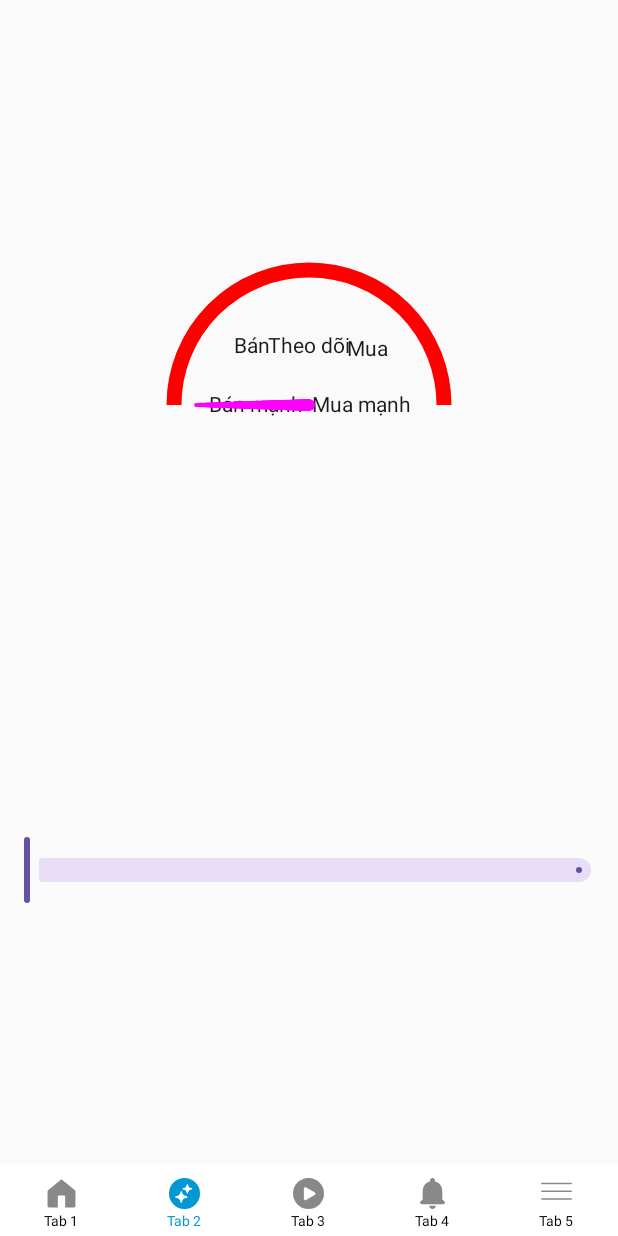
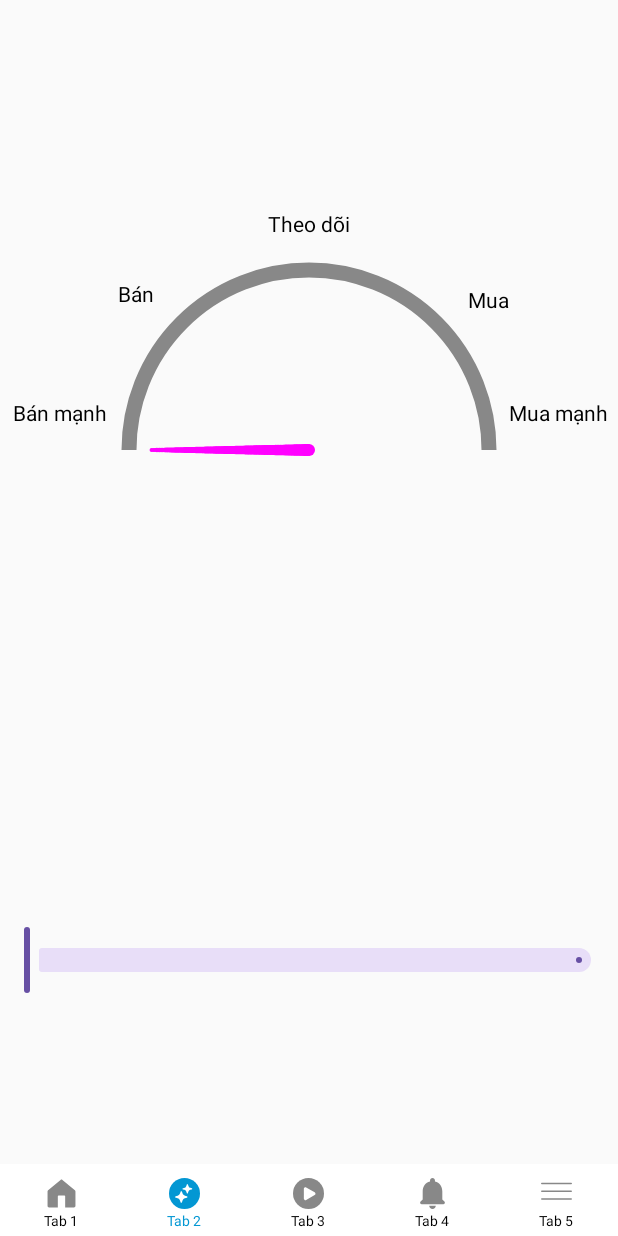
Before and after one commit to vuxbasnin/app_national_flag, an Android app built with Jetpack Compose: the screen it shows after launch (MainActivity), item 2 of the bottom bar chosen, on a phone screen of 412 x 824 dp. Run offline under Robolectric (Android 15) with nearby library versions, the phone set to English and light mode, and no system bars; our stand-ins replace Dagger/Hilt's generated code, Room's generated code, Timber, sdp/ssp sizes; libraries missing offline, so code that uses them is left out: com.chuckerteam.chucker; pictures from the network do not load; 3 statements that could not run were skipped.

Commit message:
[App] custom view success

```diff
--- a/app/src/main/java/com/base/basemvvm/presentation/core/widget/CustomSemiCycleJetpack.kt
+++ b/app/src/main/java/com/base/basemvvm/presentation/core/widget/CustomSemiCycleJetpack.kt
@@ -5,19 +5,22 @@ import androidx.compose.animation.core.Animatable
 import androidx.compose.animation.core.LinearOutSlowInEasing
 import androidx.compose.animation.core.tween
 import androidx.compose.foundation.Canvas
+import androidx.compose.foundation.layout.Box
 import androidx.compose.foundation.layout.Column
+import androidx.compose.foundation.layout.fillMaxWidth
 import androidx.compose.foundation.layout.padding
 import androidx.compose.foundation.layout.requiredSize
 import androidx.compose.material3.MaterialTheme
 import androidx.compose.material3.Slider
 import androidx.compose.runtime.Composable
+import androidx.compose.runtime.mutableStateOf
 import androidx.compose.runtime.remember
 import androidx.compose.runtime.rememberCoroutineScope
 import androidx.compose.ui.Modifier
 import androidx.compose.ui.geometry.Offset
+import androidx.compose.ui.geometry.Size
 import androidx.compose.ui.graphics.Brush
 import androidx.compose.ui.graphics.Color
-import androidx.compose.ui.graphics.SolidColor
 import androidx.compose.ui.graphics.StrokeCap
 import androidx.compose.ui.graphics.drawscope.DrawScope
 import androidx.compose.ui.graphics.drawscope.Stroke
@@ -29,6 +32,7 @@ import androidx.compose.ui.tooling.preview.Preview
 import androidx.compose.ui.unit.TextUnit
 import androidx.compose.ui.unit.TextUnitType
 import androidx.compose.ui.unit.dp
+import com.base.basemvvm.R
 import com.google.android.material.math.MathUtils.lerp
 import kotlinx.coroutines.CoroutineScope
 import kotlinx.coroutines.launch
@@ -38,7 +42,7 @@ import kotlin.math.sin
 
 private val INDICATOR_LENGTH = 14.dp
 private val MAJOR_INDICATOR_LENGTH = 18.dp
-private val INDICATOR_INITIAL_OFFSET = 5.dp
+private val INDICATOR_INITIAL_OFFSET = 20.dp
 
 @Composable
 fun SpeedometerScreen(
@@ -52,7 +56,7 @@ fun SpeedometerScreen(
             currentSpeed = speed.value,
             modifier = Modifier
                 .padding(180.dp)
-                .requiredSize(180.dp)
+                .requiredSize(240.dp)
         )
 
         Slider(
@@ -77,31 +81,44 @@ private fun Speedometer(
     modifier: Modifier = Modifier
 ) {
     val textMeasurer = rememberTextMeasurer()
-    val textColor = MaterialTheme.colorScheme.onSurface
-    val indicatorColor = MaterialTheme.colorScheme.onSurface
+    val listGradientColor = listOf(Color.Red, Color.Blue)
+    Timber.d("NINVB => current $currentSpeed")
     Canvas(modifier = modifier, onDraw = {
+        val gradientBrush = Brush.linearGradient(
+            colors = listGradientColor,
+            start = Offset(0f, 0f),d
+            end = Offset(size.width, 0f)
+        )
+
         drawArc(
-            color = Color.Red,
+            color = Color.Gray,
             startAngle = 0f,
             sweepAngle = -180f,
             useCenter = false,
             style = Stroke(width = 10.0.dp.toPx())
         )
 
+        drawArc(
+            brush = gradientBrush,
+            startAngle = 180f,
+            sweepAngle = currentSpeed,
+            useCenter = false,
+            style = Stroke(width = 10.0.dp.toPx())
+        )
+
         for (angle in 270 downTo 90 step 2) {
-            val speed = 270 - angle
-            if (speed % 45 == 0 || speed % 45 == 1) {
+            val percent = 270 - angle
+            if (percent % 45 == 0 || percent % 45 == 1) {
                 speedText(
-                    name = name(speed),
+                    percent = percent,
                     angle = angle,
-                    textMeasurer = textMeasurer,
-                    textColor = textColor
+                    textMeasurer = textMeasurer
                 )
             }
         }
-
-        Timber.d("NINVB => current speed $currentSpeed")
-        speedIndicator(speedAngle = 270 - currentSpeed)
+        speedIndicator(
+            speedAngle = 270 - currentSpeed
+        )
     })
 }
 
@@ -134,33 +151,39 @@ private fun name(speed: Int): String {
 }
 
 private fun DrawScope.speedText(
-    name: String,
+    percent: Int,
     angle: Int,
-    textColor: Color,
     textMeasurer: TextMeasurer
 ) {
     val textLayoutResult = textMeasurer.measure(
-        text = name,
-        style = TextStyle.Default.copy(lineHeight = TextUnit(0.0f, TextUnitType.Sp))
+        text = name(percent),
+        style = TextStyle.Default.copy(lineHeight = TextUnit(0.0f, TextUnitType.Sp)),
     )
     val textWidth = textLayoutResult.size.width
     val textHeight = textLayoutResult.size.height
 
+    val radius =
+        size.height / 2 + MAJOR_INDICATOR_LENGTH.toPx() + textHeight / 2 + INDICATOR_INITIAL_OFFSET.toPx()
+
     val textOffset = pointOnCircle(
         thetaInDegrees = angle.toDouble(),
-        radius = size.height / 2 - MAJOR_INDICATOR_LENGTH.toPx() - textWidth / 2 - INDICATOR_INITIAL_OFFSET.toPx(), // Adjusting radius with text width
+        radius = radius,
         cX = center.x,
         cY = center.y
     )
 
     drawContext.canvas.save()
-    // Translate to the text offset point, adjusting for vertical centering.
+
     drawContext.canvas.translate(
         textOffset.x - textWidth / 2,
-        textOffset.y - textHeight / 2
+        if (percent == 0 || percent == 180) {
+            textOffset.y + textHeight / 2 - 60
+        } else {
+            textOffset.y + textHeight / 2
+        }
     )
 
-    drawText(textLayoutResult, color = textColor)
+    drawText(textLayoutResult)
 
     drawContext.canvas.restore()
 }
@@ -173,7 +196,6 @@ private fun DrawScope.speedIndicator(
         radius = size.height / 2 - INDICATOR_LENGTH.toPx(),
         cX = center.x,
         cY = center.y,
-        isIndicator = true
     )
 
     for (i in 0 until 100) {
@@ -198,8 +220,7 @@ private fun pointOnCircle(
     thetaInDegrees: Double,
     radius: Float,
     cX: Float = 0f,
-    cY: Float = 0f,
-    isIndicator: Boolean = false
+    cY: Float = 0f
 ): Offset {
     val x = cX + (radius * sin(Math.toRadians(thetaInDegrees)).toFloat())
     val y = cY + (radius * cos(Math.toRadians(thetaInDegrees)).toFloat())
--- a/app/src/main/res/values/colors.xml
+++ b/app/src/main/res/values/colors.xml
@@ -13,4 +13,11 @@
 
     //line
     <color name="color_line">#EBEBEB</color>
+
+    //custom view
+    <color name="color_sell_strong">#EF3647</color>
+    <color name="color_sell">#C93C64</color>
+    <color name="color_follow">#8E4491</color>
+    <color name="color_buy">#524CBE</color>
+    <color name="color_buy_strong">#2A51DC</color>
 </resources>
```
